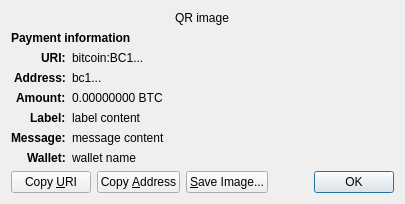
This is src/qt/forms/receiverequestdialog.ui in bitcoinil/bitcoinil as Qt 5 draws it before an edit. The edited form follows.
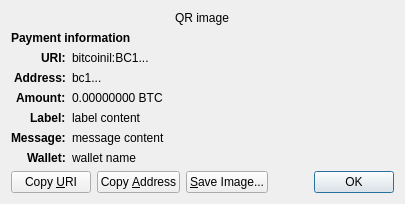
This is the edited form. Custom widgets are drawn as their Qt base class.

Patch:
```diff
--- a/src/qt/forms/receiverequestdialog.ui
+++ b/src/qt/forms/receiverequestdialog.ui
@@ -65,7 +65,7 @@
    <item row="2" column="1" alignment="Qt::AlignTop">
     <widget class="QLabel" name="uri_content">
      <property name="text">
-      <string notr="true">bitcoin:BC1...</string>
+      <string notr="true">bitcoinil:BC1...</string>
      </property>
      <property name="textFormat">
       <enum>Qt::RichText</enum>
```
